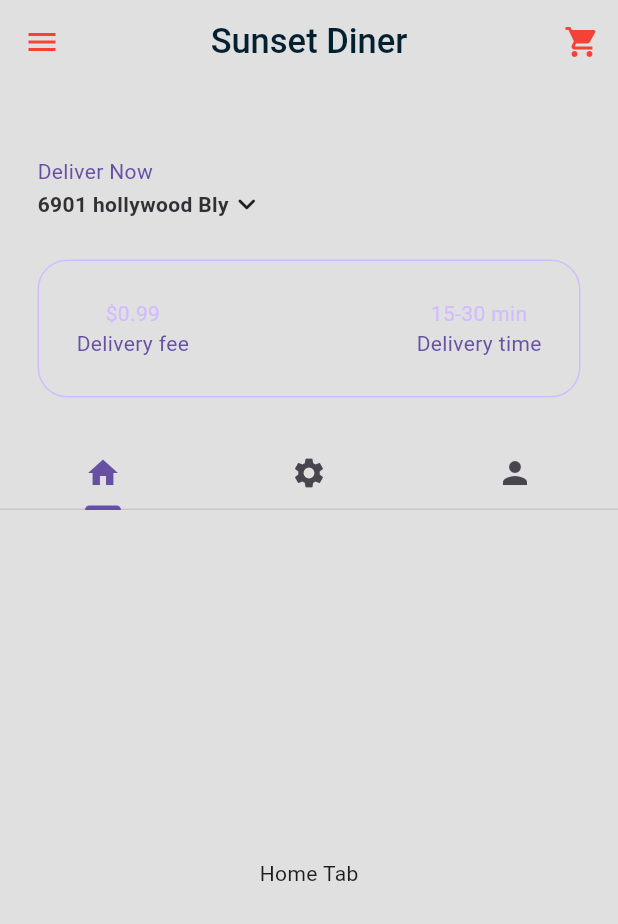
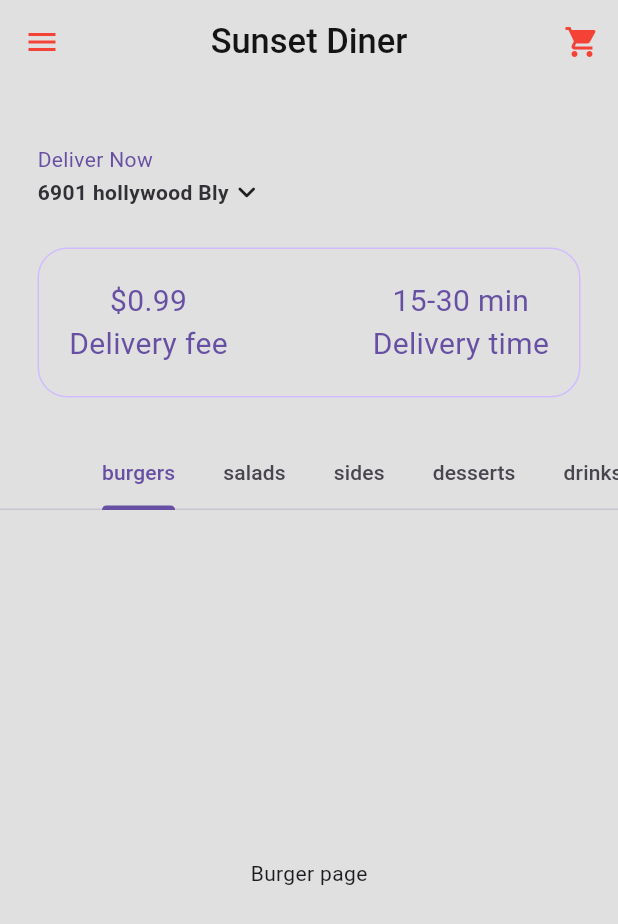
Before and after one commit to MJJP1364/Food_Delivery, a Flutter app: the screen it shows once a user with an empty profile is signed in, on a phone screen of 412 x 824 dp. Shown: the top 924 px of the screen. Run offline on Flutter 3.47's test engine with Material 2 defaults, Android fonts, the phone set to English and light mode, and no system bars; our stand-ins replace animated_text_kit, flutter_dotenv, get, get_storage, supabase_flutter; accounts and stored records are empty; Roboto replaces fonts that are missing (ComicNeue).

Commit message:
add 5 tab

```diff
--- a/lib/Themes/custom_theme.dart
+++ b/lib/Themes/custom_theme.dart
@@ -38,7 +38,7 @@ class CustomTheme {
   static final darkTheme = ThemeData(
     primaryColor: darkThemeColor, //
     brightness: Brightness.dark,
-    scaffoldBackgroundColor: const Color(0xff032030),
+    scaffoldBackgroundColor: const Color.fromARGB(255, 20, 20, 20),
     useMaterial3: true,
     fontFamily: darkThemeFont,
     switchTheme: SwitchThemeData(
@@ -47,7 +47,7 @@ class CustomTheme {
     ),
     appBarTheme: AppBarTheme(
       centerTitle: true,
-      backgroundColor: const Color(0xff032030),
+      backgroundColor: const Color.fromARGB(255, 20, 20, 20),
       scrolledUnderElevation: 0,
       titleTextStyle: TextStyle(
         fontWeight: FontWeight.w500,
@@ -58,7 +58,7 @@ class CustomTheme {
       elevation: 0,
       actionsIconTheme: IconThemeData(color: darkThemeColor), //
       systemOverlayStyle: const SystemUiOverlayStyle(
-        statusBarColor: Color(0xff032030),
+        statusBarColor: Color.fromARGB(255, 20, 20, 20),
         statusBarIconBrightness: Brightness.light,
       ),
     ),
@@ -67,6 +67,6 @@ class CustomTheme {
   // colors
   static Color lightThemeColor = Colors.red,
       white = Colors.grey.shade300,
-      black = const Color(0xff032030),
+      black = const Color.fromARGB(255, 20, 20, 20),
       darkThemeColor = Colors.yellow;
 }
--- a/lib/screens/home_page.dart
+++ b/lib/screens/home_page.dart
@@ -1,13 +1,15 @@
 import 'package:flutter/material.dart';
 import 'package:flutter/services.dart';
-import 'package:food_delivery/widgets/HomeTabBar/person_tab.dart';
+import 'package:food_delivery/widgets/HomeTabBar/tab_page/drink_tab.dart';
+import 'package:food_delivery/widgets/HomeTabBar/tab_page/salad_tab.dart';
+import 'package:food_delivery/widgets/HomeTabBar/tab_page/side_tab.dart';
 import 'package:food_delivery/widgets/mySliverAppbar.dart';
 import 'package:food_delivery/widgets/my_current_location.dart';
 import 'package:food_delivery/widgets/my_description_box.dart';
 import 'package:food_delivery/widgets/HomeTabBar/my_tabBar.dart';
 import 'package:get/get.dart';
-import '../widgets/HomeTabBar/home_tab.dart';
-import '../widgets/HomeTabBar/setting_tab.dart';
+import '../widgets/HomeTabBar/tab_page/burger_tab.dart';
+import '../widgets/HomeTabBar/tab_page/dessert_tab.dart';
 import '../widgets/HomeTabBar/tab_controller.dart';
 import '../widgets/my_drawer.dart';
 
@@ -44,9 +46,11 @@ class HomePage extends StatelessWidget {
           body: TabBarView(
             controller: tabx.controller,
             children: const [
-              HomeTab(),
-              SettingTab(),
-              PersonTab(),
+              BurgerTab(),
+              SaladTab(),
+              SideTab(),
+              DessertTab(),
+              DrinkTab(),
             ],
           )),
     );
--- a/lib/widgets/HomeTabBar/my_tabBar.dart
+++ b/lib/widgets/HomeTabBar/my_tabBar.dart
@@ -1,4 +1,5 @@
 import 'package:flutter/material.dart';
+import 'package:food_delivery/models/food_model.dart';
 import 'package:food_delivery/widgets/HomeTabBar/tab_controller.dart';
 import 'package:get/get.dart';
 
@@ -6,18 +7,22 @@ class MyTabBar extends StatelessWidget {
   const MyTabBar({
     super.key,
   });
+
+  List<Tab> buildCategoryTabs() {
+    return FoodCategory.values.map((category) {
+      return Tab(
+        text: category.toString().split('.').last,
+      );
+    }).toList();
+  }
+
   @override
   Widget build(BuildContext context) {
     final MyTabController tabx = Get.put(MyTabController());
     return TabBar(
+      isScrollable: true,
       controller: tabx.controller,
-      tabs: const [
-        Tab(child: Icon(Icons.home)),
-        // 2nd tab
-        Tab(child: Icon(Icons.settings)),
-        // 3rd tab
-        Tab(child: Icon(Icons.person)),
-      ],
+      tabs: buildCategoryTabs(),
     );
   }
 }
--- a/lib/widgets/HomeTabBar/person_tab.dart
+++ /dev/null
@@ -1,11 +0,0 @@
-
-import 'package:flutter/material.dart';
-
-class PersonTab extends StatelessWidget {
-  const PersonTab({super.key});
-
-  @override
-  Widget build(BuildContext context) {
-    return const Center (child: Text ('Person Tab'),);
-  }
-}
--- a/lib/widgets/HomeTabBar/tab_controller.dart
+++ b/lib/widgets/HomeTabBar/tab_controller.dart
@@ -1,4 +1,5 @@
 import 'package:flutter/material.dart';
+import 'package:food_delivery/models/food_model.dart';
 import 'package:get/get.dart';
 
 class MyTabController extends GetxController
@@ -11,7 +12,7 @@ class MyTabController extends GetxController
     controller = TabController(
       animationDuration: const Duration(milliseconds: 900),
       vsync: this,
-      length: 3,
+      length: FoodCategory.values.length,
     );
   }
 
--- /dev/null
+++ b/lib/widgets/HomeTabBar/tab_page/burger_tab.dart
@@ -0,0 +1,12 @@
+import 'package:flutter/material.dart';
+
+class BurgerTab extends StatelessWidget {
+  const BurgerTab({super.key});
+
+  @override
+  Widget build(BuildContext context) {
+    return const Center(
+      child: Text('Burger page'),
+    );
+  }
+}
--- a/lib/widgets/HomeTabBar/setting_tab.dart
+++ b/lib/widgets/HomeTabBar/tab_page/salad_tab.dart
@@ -1,12 +1,12 @@
 import 'package:flutter/material.dart';
 
-class SettingTab extends StatelessWidget {
-  const SettingTab({super.key});
+class SaladTab extends StatelessWidget {
+  const SaladTab({super.key});
 
   @override
   Widget build(BuildContext context) {
     return const Center(
-      child: Text('Setting Tab'),
+      child: Text('Salad Tab'),
     );
   }
 }
--- a/lib/widgets/HomeTabBar/home_tab.dart
+++ b/lib/widgets/HomeTabBar/tab_page/side_tab.dart
@@ -1,12 +1,12 @@
 import 'package:flutter/material.dart';
 
-class HomeTab extends StatelessWidget {
-  const HomeTab({super.key});
+class SideTab extends StatelessWidget {
+  const SideTab({super.key});
 
   @override
   Widget build(BuildContext context) {
     return const Center(
-      child: Text('Home Tab'),
+      child: Text('Side Tab'),
     );
   }
 }
--- a/lib/widgets/my_description_box.dart
+++ b/lib/widgets/my_description_box.dart
@@ -5,10 +5,12 @@ class MyDescriptionBox extends StatelessWidget {
 
   @override
   Widget build(BuildContext context) {
-    var myPrimaryTextStyle =
-        TextStyle(color: Theme.of(context).colorScheme.inversePrimary);
-    var mySecondaryTextStyle =
-        TextStyle(color: Theme.of(context).colorScheme.primary);
+    // var myPrimaryTextStyle =
+    //     TextStyle(color: Theme.of(context).colorScheme.inversePrimary);
+    var mySecondaryTextStyle = TextStyle(
+      color: Theme.of(context).colorScheme.primary,
+      fontSize: 20,
+    );
     return Container(
       decoration: BoxDecoration(
           border:
@@ -16,7 +18,7 @@ class MyDescriptionBox extends StatelessWidget {
           borderRadius: const BorderRadius.all(Radius.circular(20))),
       margin: const EdgeInsets.only(left: 25, right: 25, bottom: 25),
       child: Padding(
-        padding: const EdgeInsets.all(25.0),
+        padding: const EdgeInsets.all(20.0),
         child: Row(
           mainAxisAlignment: MainAxisAlignment.spaceBetween,
           children: [
@@ -25,7 +27,7 @@ class MyDescriptionBox extends StatelessWidget {
               children: [
                 Text(
                   '\$0.99',
-                  style: myPrimaryTextStyle,
+                  style: mySecondaryTextStyle,
                 ),
                 Text(
                   'Delivery fee',
@@ -39,7 +41,7 @@ class MyDescriptionBox extends StatelessWidget {
               children: [
                 Text(
                   '15-30 min',
-                  style: myPrimaryTextStyle,
+                  style: mySecondaryTextStyle,
                 ),
                 Text(
                   'Delivery time',
```
Also changed, not shown: lib/controllers/resturant_controller.dart (renamed from lib/models/resturant.dart, +41 -4 lines), lib/screens/resturant.dart (added, +15 -0 lines), lib/widgets/HomeTabBar/tab_page/dessert_tab.dart (added, +12 -0 lines), lib/widgets/HomeTabBar/tab_page/drink_tab.dart (added, +12 -0 lines).
